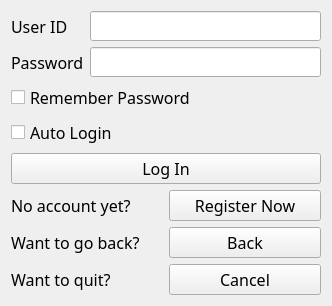
This is login.ui in Aloereed/Flightman_Client_DATA130039 as Qt 5 draws it before an edit. The edited form follows.
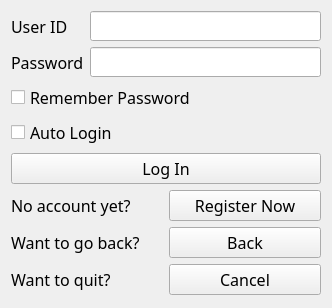
This is the edited form.

Diff of the .ui file:
```diff
--- a/login.ui
+++ b/login.ui
@@ -7,7 +7,7 @@
     <x>0</x>
     <y>0</y>
     <width>332</width>
-    <height>252</height>
+    <height>308</height>
    </rect>
   </property>
   <property name="font">
```
Left out of the diff: 42 changed lines with no effect on the pictures.
